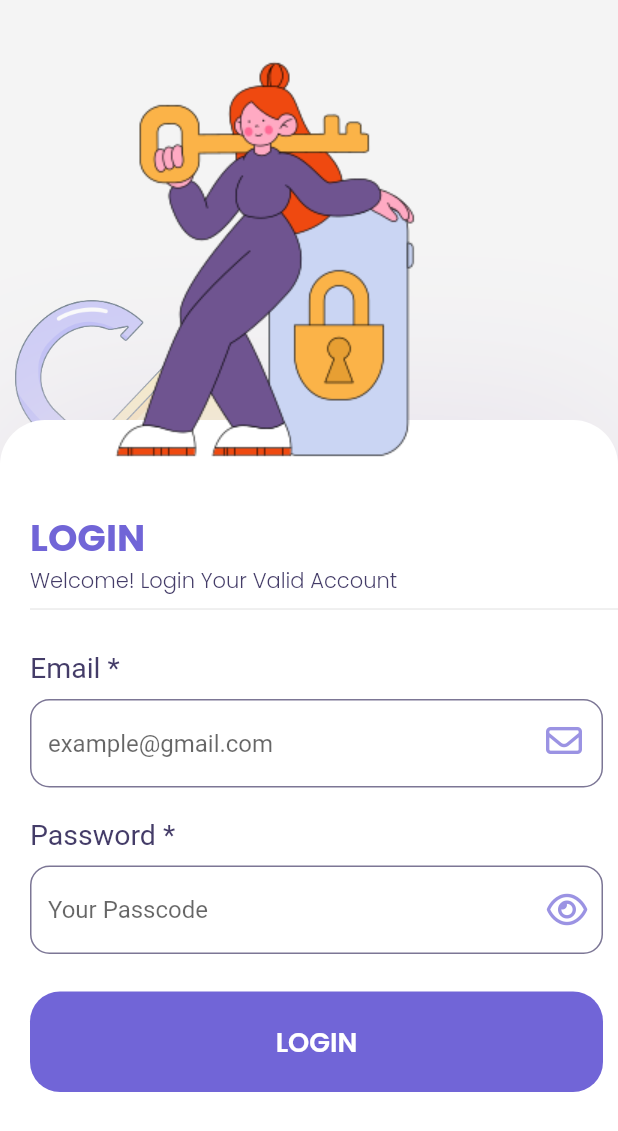
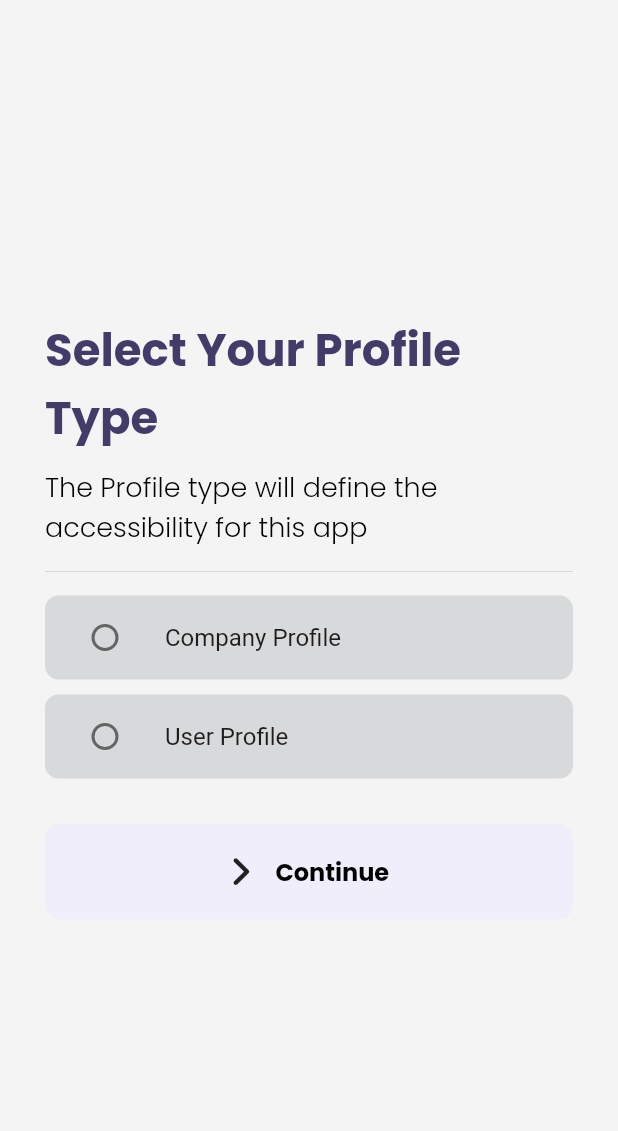
Before and after one commit to ENG-CJ/Job-Finder-App, a Flutter app: the screen it shows after launch, after a tap on "SKIP", after a tap on "Get Started", on a phone screen of 412 x 824 dp. Shown: the top 1131 px of the screen. Run offline on Flutter 3.47's test engine with Material 2 defaults, Android fonts, the phone set to English and light mode, and no system bars; our stand-ins replace curved_navigation_bar, flutter_onboarding_slider, font_awesome_flutter, timeago.

Commit message:
added the profile type page, is where the user can choose his/her profile type in order to access for this app

```diff
--- /dev/null
+++ b/lib/consts/user_profile_enum.dart
@@ -0,0 +1,6 @@
+/// declares user profiles for this app
+enum USER_PROFILE{
+  company,
+  applicant,
+  NONE
+}
--- a/lib/main.dart
+++ b/lib/main.dart
@@ -5,6 +5,7 @@ import 'package:job_finder/views/pages/applied_page.dart';
 import 'package:job_finder/views/pages/home_page.dart';
 import 'package:job_finder/views/pages/login_page.dart';
 import 'package:job_finder/views/pages/on_boarding.dart';
+import 'package:job_finder/views/pages/user_type_page.dart';
 
 import 'consts/colors.dart';
 
--- a/lib/util/buton.dart
+++ b/lib/util/buton.dart
@@ -9,10 +9,14 @@ class CButton extends StatelessWidget {
   final Widget widget;
   final double? width,height,radius,padding;
   final Color? backgroundColor;
+  final Color? selectedColor;
   final Function()? onClicked;
+  final bool selected;
   const CButton({
     super.key,
+    this.selected=false,
     required this.widget,
+    this.selectedColor,
     this.onClicked,
     this.backgroundColor,
     this.height,this.width,this.radius,this.padding
@@ -26,7 +30,8 @@ class CButton extends StatelessWidget {
         width: width??100,
         padding: EdgeInsets.all(padding??10),
         decoration: BoxDecoration(
-            color: backgroundColor??colors['light-blue'],
+
+            color: selected? selectedColor : backgroundColor??colors['light-blue'],
             borderRadius: BorderRadius.circular(radius??10)
         ),
         child: widget,
--- /dev/null
+++ b/lib/util/radio_listile_button.dart
@@ -0,0 +1,52 @@
+import 'package:flutter/cupertino.dart';
+import 'package:flutter/material.dart';
+import 'package:job_finder/util/helpers/text_helper.dart';
+import 'package:job_finder/util/text.dart';
+
+import '../consts/user_profile_enum.dart';
+
+class RadioListTileButton<Type> extends StatelessWidget {
+  final bool isSelected;
+  final Color? selectedTileTextColor;
+  final MaterialStateProperty<Color?>? checkBoxColor;
+  final Color? backgroundListTileColor;
+  final Color? selectedTileBackgroundColor;
+  final TextDecorations? decorations;
+  final String radioLabel;
+  final Type value;
+  final void Function(Type?)? onChangedValue;
+  final Type groupValue;
+  const RadioListTileButton(
+      {super.key,
+        this.isSelected=false,
+        this.checkBoxColor,
+        this.selectedTileTextColor,
+        this.selectedTileBackgroundColor,
+        this.backgroundListTileColor,
+      this.decorations,
+      required this.radioLabel,
+      required this.value,
+      required this.groupValue,
+      required this.onChangedValue});
+
+  @override
+  Widget build(BuildContext context) {
+    return ListTile(
+      onTap: (){
+        onChangedValue!(value);
+      },
+      selected: isSelected,
+      tileColor: backgroundListTileColor?? Color(0xffD8D9DA),
+      selectedTileColor: selectedTileBackgroundColor,
+      selectedColor: selectedTileTextColor,
+      shape: RoundedRectangleBorder(borderRadius: BorderRadius.circular(9)),
+      leading: Radio<Type>(
+        fillColor: checkBoxColor,
+          value: value, onChanged: onChangedValue, groupValue: groupValue),
+      title: CText(
+        text: radioLabel,
+        decorations: decorations,
+      ),
+    );
+  }
+}
--- a/lib/views/pages/on_boarding.dart
+++ b/lib/views/pages/on_boarding.dart
@@ -5,6 +5,7 @@ import 'package:job_finder/consts/colors.dart';
 import 'package:job_finder/util/helpers/text_helper.dart';
 import 'package:job_finder/util/text.dart';
 import 'package:job_finder/views/pages/login_page.dart';
+import 'package:job_finder/views/pages/user_type_page.dart';
 class OnBoarding extends StatelessWidget {
   const OnBoarding({super.key});
 
@@ -15,7 +16,7 @@ class OnBoarding extends StatelessWidget {
      pageBackgroundColor: Colors.white,
       finishButtonText: "Get Started",
       trailingFunction: ()=> Navigator.push(context, MaterialPageRoute(builder: (_)=> Login())),
-      onFinish: ()=> Navigator.push(context, MaterialPageRoute(builder: (_)=> Login())),
+      onFinish: ()=> Navigator.push(context, MaterialPageRoute(builder: (_)=> UserTypePage())),
       finishButtonStyle: FinishButtonStyle(
         backgroundColor: colors['primary'] as Color,
         elevation: 8,
--- /dev/null
+++ b/lib/views/pages/user_type_page.dart
@@ -0,0 +1,135 @@
+import 'package:flutter/cupertino.dart';
+import 'package:flutter/material.dart';
+import 'package:font_awesome_flutter/font_awesome_flutter.dart';
+import 'package:job_finder/consts/colors.dart';
+import 'package:job_finder/consts/user_profile_enum.dart';
+import 'package:job_finder/util/buton.dart';
+import 'package:job_finder/util/helpers/text_helper.dart';
+import 'package:job_finder/util/radio_listile_button.dart';
+import 'package:job_finder/util/text.dart';
+
+class UserTypePage extends StatefulWidget {
+  const UserTypePage({super.key});
+
+  @override
+  State<UserTypePage> createState() => _UserTypePageState();
+}
+
+class _UserTypePageState extends State<UserTypePage> {
+  USER_PROFILE? user_profile=USER_PROFILE.NONE;
+  bool isSelected=false;
+
+  bool hasTrueState(USER_PROFILE stateValue)=> stateValue==user_profile;
+  @override
+  Widget build(BuildContext context) {
+    return Scaffold(
+      body: SafeArea(
+        child: Padding(
+          padding: EdgeInsets.all(30.0),
+          child: Column(
+            mainAxisAlignment: MainAxisAlignment.center,
+            crossAxisAlignment: CrossAxisAlignment.start,
+            children: [
+              CText(
+                text: "Select Your Profile Type",
+                decorations: TextDecorations(
+                    fontSize: 30,
+                    family: "Poppins Bold",
+                    color: colors['secondary'] as Color),
+              ),
+              SizedBox(
+                height: 10,
+              ),
+              CText(
+                text:
+                    "The Profile type will define the accessibility for this app",
+                decorations:
+                    TextDecorations(fontSize: 18, family: "Poppins Light"),
+              ),
+              SizedBox(
+                height: 8,
+              ),
+              Divider(),
+              SizedBox(
+                height: 8,
+              ),
+
+              RadioListTileButton<USER_PROFILE>(
+                  decorations: hasTrueState(USER_PROFILE.company) ?
+                  TextDecorations(
+                      family: "Poppins Bold",
+                      color: Colors.white,
+                      fontSize: 16
+                  ) : null,
+                isSelected: hasTrueState(USER_PROFILE.company),
+                selectedTileBackgroundColor:  colors['primary'] as Color ,
+                  selectedTileTextColor: Colors.white,
+                  checkBoxColor: hasTrueState(USER_PROFILE.company) ? MaterialStatePropertyAll<Color>(Colors.white)
+                   : null,
+                  radioLabel: "Company Profile", value: USER_PROFILE.company, groupValue: user_profile!, onChangedValue: (value){
+                if(value!=null){
+                  setState(() {
+                    isSelected=true;
+                    user_profile=value;
+                  });
+                }
+              }),
+              SizedBox(height: 10,),
+              RadioListTileButton<USER_PROFILE>(
+                decorations: hasTrueState(USER_PROFILE.applicant) ?
+                  TextDecorations(
+                    family: "Poppins Bold",
+                    color: Colors.white,
+                    fontSize: 16
+                  ) : null,
+                  isSelected: hasTrueState(USER_PROFILE.applicant),
+                  selectedTileBackgroundColor:  colors['primary'] as Color ,
+                  selectedTileTextColor: Colors.white,
+                  checkBoxColor:  hasTrueState(USER_PROFILE.applicant) ? MaterialStatePropertyAll<Color>(Colors.white) : null,
+                  radioLabel: "User Profile", value: USER_PROFILE.applicant, groupValue: user_profile!, onChangedValue: (value){
+                  if(value!=null){
+                    setState(() {
+                      isSelected=true;
+                      user_profile=value;
+                    });
+                  }
+              }),
+
+
+
+              SizedBox(
+                height: 30,
+              ),
+              CButton(
+                onClicked: (){
+                  if(isSelected){
+                    // route registration page, with the value of Selected Profile
+                    return;
+                  }
+
+                },
+                selected: isSelected,
+                  selectedColor: colors['primary']!.withOpacity(0.3) as Color,
+                  width: double.maxFinite,
+                  padding: 20,
+                  widget: Row(
+                    mainAxisAlignment: MainAxisAlignment.center,
+                    children: [
+                      FaIcon(FontAwesomeIcons.angleRight),
+                      SizedBox(
+                        width: 16,
+                      ),
+                      CText(
+                        text: "Continue",
+                        decorations: TextDecorations(
+                            family: "Poppins Bold", fontSize: 16),
+                      ),
+                    ],
+                  ))
+            ],
+          ),
+        ),
+      ),
+    );
+  }
+}
```
